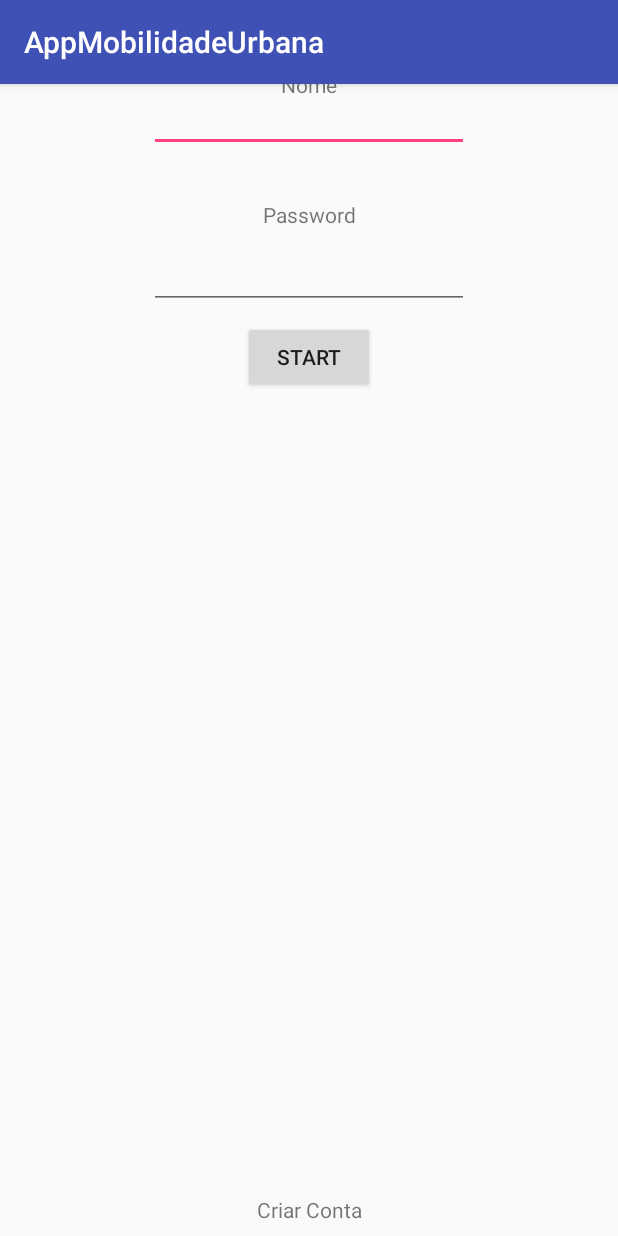
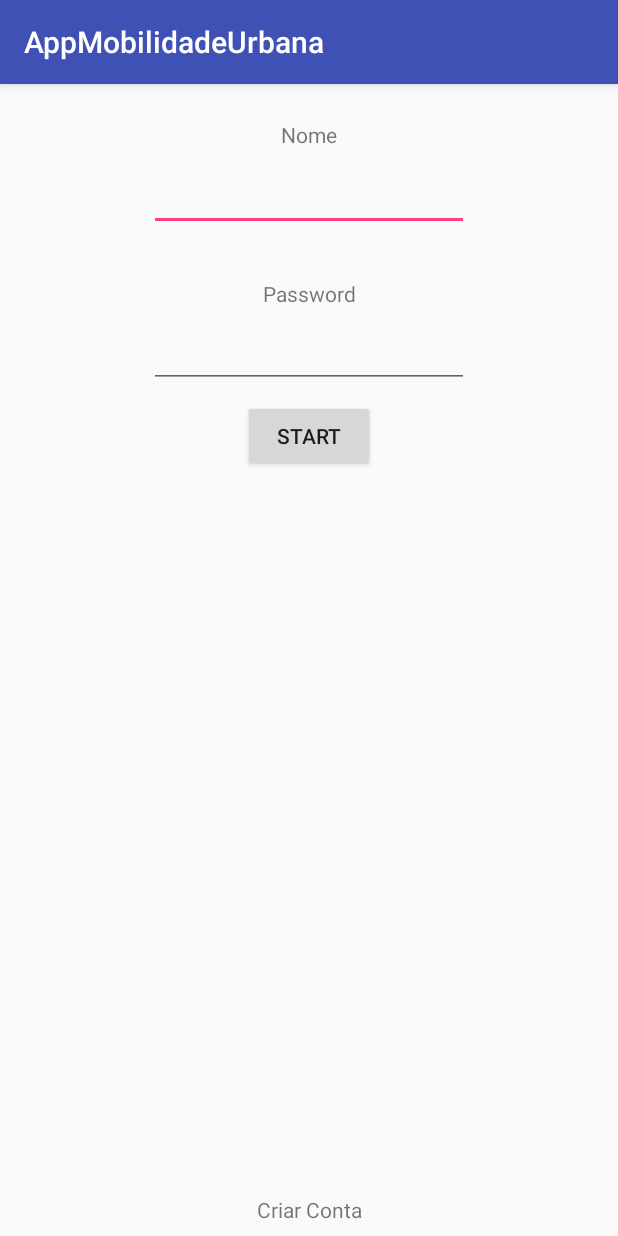
Before and after one commit to rakuzann/AppMobilidadeUrbana, an Android app: the screen it shows after launch (MainActivity), on a phone screen of 412 x 824 dp. Run offline under Robolectric (Android 15) with nearby library versions, the phone set to English and light mode, and no system bars.

Commit message:
Cenas Random

```diff
--- a/app/src/main/AndroidManifest.xml
+++ b/app/src/main/AndroidManifest.xml
@@ -8,6 +8,8 @@
          location permissions for the 'MyLocation' functionality.
     -->
     <uses-permission android:name="android.permission.ACCESS_FINE_LOCATION" />
+    <uses-permission android:name="android.permission.ACCESS_COARSE_LOCATION" />
+    <uses-permission android:name="android.permission.INTERNET" />
 
     <application
         android:allowBackup="true"
--- a/app/src/main/res/layout/activity_main.xml
+++ b/app/src/main/res/layout/activity_main.xml
@@ -12,11 +12,12 @@
         android:layout_height="wrap_content"
         android:layout_marginEnd="8dp"
         android:layout_marginStart="8dp"
+        android:layout_marginTop="9dp"
         android:ems="10"
         android:inputType="textPersonName"
         app:layout_constraintEnd_toEndOf="parent"
         app:layout_constraintStart_toStartOf="parent"
-        tools:layout_editor_absoluteY="39dp" />
+        app:layout_constraintTop_toBottomOf="@+id/tvNome" />
 
     <TextView
         android:id="@+id/tvNome"
@@ -25,7 +26,7 @@
         android:layout_marginBottom="8dp"
         android:layout_marginEnd="8dp"
         android:layout_marginStart="8dp"
-        android:layout_marginTop="8dp"
+        android:layout_marginTop="24dp"
         android:text="Nome"
         app:layout_constraintBottom_toTopOf="@+id/etNome"
         app:layout_constraintEnd_toEndOf="parent"
```
